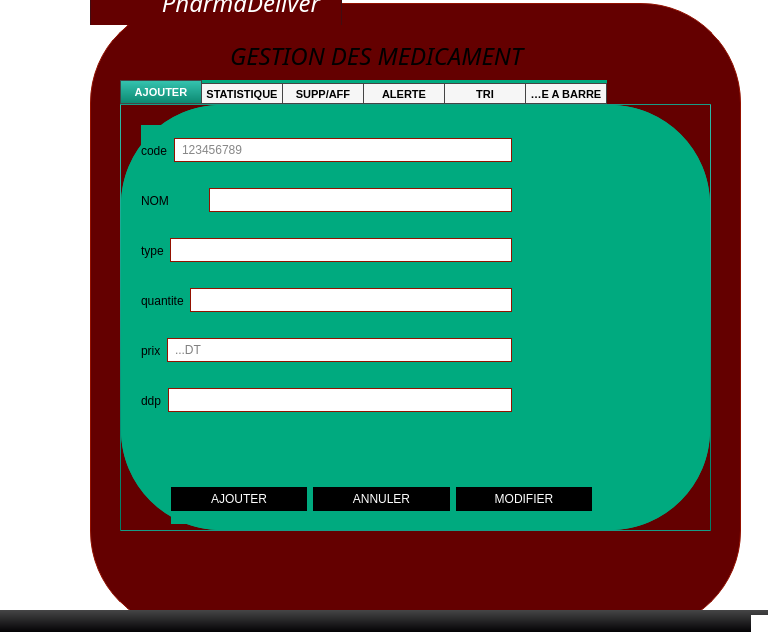
This is mainwindow.ui in charfaaa/gestionmedicament as Qt 5 draws it before an edit. The edited form follows.
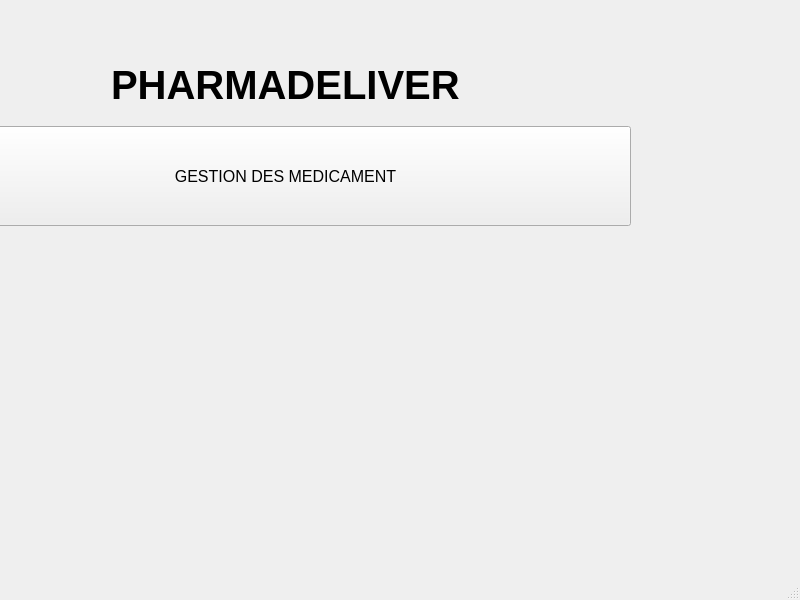
This is the edited form. The open tabs and pages were chosen to show the change. Icons and pictures are not drawn.

```diff
--- a/mainwindow.ui
+++ b/mainwindow.ui
@@ -9,1521 +9,81 @@
    <rect>
     <x>0</x>
     <y>0</y>
-    <width>768</width>
-    <height>632</height>
+    <width>800</width>
+    <height>600</height>
    </rect>
   </property>
-  <property name="sizeIncrement">
-   <size>
-    <width>0</width>
-    <height>2</height>
-   </size>
-  </property>
-  <property name="baseSize">
-   <size>
-    <width>100</width>
-    <height>200</height>
-   </size>
-  </property>
-  <property name="font">
-   <font>
-    <weight>50</weight>
-    <italic>true</italic>
-    <bold>false</bold>
-   </font>
-  </property>
-  <property name="mouseTracking">
-   <bool>false</bool>
-  </property>
-  <property name="tabletTracking">
-   <bool>false</bool>
-  </property>
-  <property name="acceptDrops">
-   <bool>false</bool>
-  </property>
   <property name="windowTitle">
-   <string>gestion medicament</string>
-  </property>
-  <property name="layoutDirection">
-   <enum>Qt::LeftToRight</enum>
-  </property>
-  <property name="styleSheet">
-   <string notr="true">#label{
-color: rgb(0, 0, 0);
-}
-/*-----QTabWidget-----*/
-QTabBar::tab 
-{
-	font-size: 8pt;
-	font-weight: bold;
-	width: 80px;
-    border: 1px solid #444;
-    padding-top: 3px;
-    padding-bottom: 2px;
-    margin-right: -1px;
-
-}
-
-QTabWidget::pane 
-{
-    border: 1px solid qlineargradient(spread:repeat, x1:1, y1:0, x2:1, y2:1, stop:0 rgba(44, 187, 167, 255),stop:1 rgba(1, 125, 101, 255));;
-
-}
-
-QTabBar::tab:last
-{
-    margin-right: 0; 
-
-}
-
-QTabBar::tab:first:!selected
-{
-	margin-left: 0px; 
-
-}
-
-QTabBar::tab:!selected
-{
-    color: #000;
-    margin-top: 3px;
-    background-color: #f6f6f6;
-
-}
-
-QTabBar::tab:selected
-{
-	background-color: qlineargradient(spread:repeat, x1:1, y1:0, x2:1, y2:1, stop:0 rgba(54, 197, 177, 255),stop:1 rgba(11, 135, 111, 255));
-	color: #fff;
-
-}
-
-QTabBar::tab:!selected:hover
-{
-    background-color: qlineargradient(spread:repeat, x1:1, y1:0, x2:1, y2:1, stop:0 rgba(44, 187, 167, 255),stop:1 rgba(1, 125, 101, 255));
-
-}
-/*-----QWidget-----*/
-QWidget
-{
-	background-color: white;
-	color: #fff;
-	selection-background-color: #aa7e82;
-	selection-color: #000;
-
-}
-
-
-/*-----QLabel-----*/
-QLabel
-{
-	background-color: transparent;
-	color: black;
-
-}
-
-
-/*-----QMenuBar-----*/
-QMenuBar 
-{
-	background-color: qlineargradient(spread:repeat, x1:1, y1:0, x2:1, y2:1, stop:0 rgba(70, 70, 70, 255),stop:1 rgba(3, 2, 5, 255));
-	color: #fff;
-
-}
-
-
-QMenuBar::item 
-{
-	background-color: transparent;
-	border-left: 1px solid gray;
-	padding: 5px;
-	padding-left: 15px;
-	padding-right: 15px;
-
-}
-
-
-QMenuBar::item:selected 
-{
-	background-color: #af272e;
-	border: 1px solid #8f1e28;
-	color: #fff;
-
-}
-
-
-QMenuBar::item:pressed 
-{
-	background-color: #6e181c;
-	border: 1px solid #6e181c;
-	color: #fff;
-
-}
-
-
-/*-----QMenu-----*/
-QMenu
-{
-    background-color: #e8d9d7;
-    border: 1px solid #4a5157;
-	color: #000;
-
-}
-
-
-QMenu::item
-{
-    background-color: transparent;
-    padding: 2px 20px 2px 20px;
-	min-width: 100px;
-
-}
-
-
-QMenu::separator
-{
-   	background-color: #6e181c;
-	height: 1px;
-
-}
-
-
-QMenu::item:disabled
-{
-    color: #555;
-    background-color: transparent;
-    padding: 2px 20px 2px 20px;
-
-}
-
-
-QMenu::item:selected
-{
-	background-color: #ab7f83;
-	border: 1px solid #ab7f83;
-	color: #fff;
-
-}
-
-
-/*-----QPushButton-----*/
-QPushButton
-{
-	background-color: #6384ff;
-	color: #fff;
-	border: none;
-	min-width: 80px;
-	padding: 5px;
-
-}
-
-
-QPushButton::flat
-{
-	background-color: transparent;
-	border: none;
-	color: #000;
-
-}
-
-
-QPushButton::disabled
-{
-	background-color: #606060;
-	color: #959595;
-	border: none;
-
-}
-
-
-QPushButton::hover
-{
-	background-color: #718fff;
-	border: 1px solid #718fff;
-
-}
-
-
-QPushButton::pressed
-{
-	background-color: #446cff;
-	border: 1px solid #446cff;
-
-}
-
-
-QPushButton::checked
-{
-	background-color: #3761ff;
-	border: 1px solid #3761ff;
-
-}
-
-
-/*-----QLineEdit-----*/
-QLineEdit
-{
-	background-color: #e8d9d7;
-	color : #000;
-	border: 1px solid #1d1d1d;
-	padding: 3px;
-	padding-left: 5px;
-
-}
-
-
-/*-----QPlainTExtEdit-----*/
-QPlainTextEdit
-{
-	background-color: #e8d9d7;
-	color : #000;
-	border: 1px solid #1d1d1d;
-	padding: 3px;
-	padding-left: 5px;
-
-}
-
-
-/*-----QToolBox-----*/
-QToolBox
-{
-	background-color: transparent;
-	border: 1px solid #410d12;
-
-}
-
-
-QToolBox::tab
-{
-	background-color: #640000;
-	border: 1px solid #640000;
-
-}
-
-
-QToolBox::tab:hover
-{
-	background-color: #640000;
-	border: 1px solid #1d1d1d;
-
-}
-
-
-/*-----QComboBox-----*/
-QComboBox
-{
-    background-color: qlineargradient(spread:repeat, x1:1, y1:0, x2:1, y2:1, stop:0 rgba(70, 70, 70, 255),stop:1 rgba(3, 2, 5, 255));
-    padding-left: 6px;
-	border: 1px solid #1d1d1d;
-    color: #fff;
-    height: 20px;
-
-}
-
-
-QComboBox::disabled
-{
-	background-color: #404040;
-	color: #656565;
-	border-color: #051a39;
-
-}
-
-
-QComboBox:on
-{
-    background-color: #4a5157;
-	color: #fff;
-
-}
-
-
-QComboBox QAbstractItemView
-{
-    background-color: #e8d9d7;
-    color: #000;
-    selection-background-color: #aa7e82;
-	selection-color: #fff;
-    outline: 0;
-
-}
-
-
-QComboBox::drop-down
-{
-	background-color: #4a5157;
-    subcontrol-origin: padding;
-    subcontrol-position: top right;
-    width: 15px;
-
-}
-
-
-QComboBox::down-arrow
-{
-    image: url(://arrow-down.png);
-    width: 8px;
-    height: 8px;
-
-}
-
-
-/*-----QDoubleSpinBox &amp; QCalendarWidget-----*/
-QDoubleSpinBox,
-QCalendarWidget QSpinBox 
-{
-	background-color: qlineargradient(spread:repeat, x1:1, y1:0, x2:1, y2:1, stop:0 rgba(70, 70, 70, 255),stop:1 rgba(3, 2, 5, 255));
-	color : #fff;
-	border: 1px solid #1d1d1d;
-	padding: 3px;
-	padding-left: 5px;
-
-}
-
-
-QDoubleSpinBox::up-button, 
-QCalendarWidget QSpinBox::up-button
-{
-	background-color: #4a5157;
-    width: 16px; 
-    border-width: 1px;
-	border-color: #1d1d1d;
-
-}
-
-
-QDoubleSpinBox::up-button:hover, 
-QCalendarWidget QSpinBox::up-button:hover
-{
-	background-color: #585858;
-
-}
-
-
-QDoubleSpinBox::up-button:pressed, 
-QCalendarWidget QSpinBox::up-button:pressed
-{
-	background-color: #252525;
-    width: 16px; 
-    border-width: 1px;
-
-}
-
-
-QDoubleSpinBox::up-arrow,
-QCalendarWidget QSpinBox::up-arrow
-{
-    image: url(://arrow-up.png);
-    width: 7px;
-    height: 7px;
-
-}
-
-
-QDoubleSpinBox::down-button, 
-QCalendarWidget QSpinBox::down-button
-{
-	background-color: #4a5157;
-    width: 16px; 
-    border-width: 1px;
-	border-color: #1d1d1d;
-
-}
-
-
-QDoubleSpinBox::down-button:hover, 
-QCalendarWidget QSpinBox::down-button:hover
-{
-	background-color: #585858;
-
-}
-
-
-QDoubleSpinBox::down-button:pressed, 
-QCalendarWidget QSpinBox::down-button:pressed
-{
-	background-color: #252525;
-    width: 16px; 
-    border-width: 1px;
-
-}
-
-
-QDoubleSpinBox::down-arrow,
-QCalendarWidget QSpinBox::down-arrow
-{
-    image: url(://arrow-down.png);
-    width: 7px;
-    height: 7px;
-
-}
-
-
-/*-----QGroupBox-----*/
-QGroupBox 
-{
-	background-color: #640000;
-    border: 1px solid;
-    border-color: #410d12;
-    margin-top: 23px;
-
-}
-
-
-QGroupBox::title  
-{
-    background-color: #640000;
-    color: #fff;
-	subcontrol-position: top left;
-    subcontrol-origin: margin;
-    padding: 5px;
-	min-width: 100px;
-	border: 1px solid #410d12;
-	border-bottom: none;
-
-}
-
-
-/*-----QHeaderView-----*/
-QHeaderView::section
-{
-    background-color: qlineargradient(spread:repeat, x1:1, y1:0, x2:1, y2:1, stop:0 rgba(70, 70, 70, 255),stop:1 rgba(3, 2, 5, 255));
-	border-top: 0px solid gray;
-	border-bottom: 0px solid gray;
-	border-right: 1px solid gray;
-	border-left: 0px solid gray;
-    color: #fff;
-	padding: 4px;
-	
-}
-
-
-QHeaderView::section:disabled
-{
-    background-color: #525251;
-    color: #656565;
-
-}
-
-
-QHeaderView::section::vertical::first,
-QHeaderView::section::vertical::only-one
-{
-    border-left: 1px solid #003333;
-
-}
-
-
-QHeaderView::section::vertical
-{
-    border-left: 1px solid #003333;
-}
-
-
-QHeaderView::section::horizontal::first,
-QHeaderView::section::horizontal::only-one
-{
-    border-left: 1px solid #003333;
-
-}
-
-
-QHeaderView::section::horizontal
-{
-    border-left: 1px solid #003333;
-
-}
-
-
-/*-----QCalendarWidget-----*/
-QCalendarWidget QMenu 
-{
-	width: 100px;
-	left: 20px;
-	color: #fff;
-
-}
-
-
-QCalendarWidget QWidget 
-{ 
-	alternate-background-color: #1d1d1d; 
-	border: 1px solid #410d12;
-	color: #000;
-
-}
-
-
-QCalendarWidget QAbstractItemView:enabled 
-{
-	color: #fff;  
-	background-color: #1d1d1d;
-	selection-background-color: #8f1e28; 
-	selection-color: #fff; 
-
-}
-
-
-QCalendarWidget QAbstractItemView:disabled 
-{ 
-	color: #404040; 
-
-}
-
-
-/*-----QTreeWidget-----*/
-QTreeView
-{
-	show-decoration-selected: 0;
-	alternate-background-color: transparent;
-	background-color: #e8d9d7;
-   	border: 1px solid #410d12;
-	color: #000;
-	font: 8pt;
-
-}
-
-
-QTreeView::item:selected
-{
-	color:#fff;
-	background-color: #af272e;
-	border-radius: 0px;
-
-}
-
-
-QTreeView::item:!selected:hover
-{
-    background-color: #ab7f83;
-    border: none;
-    color: white;
-
-}
-
-
-QTreeView::branch:has-children:!has-siblings:closed,
-QTreeView::branch:closed:has-children:has-siblings 
-{
-	image: url(://tree-closed.png);
-
-}
-
-
-QTreeView::branch:open:has-children:!has-siblings,
-QTreeView::branch:open:has-children:has-siblings  
-{
-	image: url(://tree-open.png);
-
-}
-
-
-/*-----QListView-----*/
-QListView 
-{
-	background-color: #e8d9d7;
-	alternate-background-color: transparent;
-    border : none;
-    color: #000;
-    show-decoration-selected: 1; 
-    outline: 0;
-   	border: 1px solid #410d12;
-
-}
-
-
-QListView::disabled 
-{
-	background-color: #656565;
-	color: #1b1b1b;
-    border: 1px solid #656565;
-
-}
-
-
-QListView::item 
-{
-	background-color: transparent;
-    padding: 1px;
-
-}
-
-
-QListView::item:selected 
-{
-	background-color: #af272e;
-	border: 1px solid #af272e;
-	color: #fff;
-
-}
-
-
-QListView::item:selected:!active 
-{
-	background-color: #af272e;
-	border: 1px solid #af272e;
-	color: #fff;
-
-}
-
-
-QListView::item:selected:active 
-{
-	background-color: #af272e;
-	border: 1px solid #af272e;
-	color: #fff;
-
-}
-
-
-QListView::item:hover {
-    background-color: #ab7f83;
-    border: none;
-    color: #000;
-
-}
-
-
-/*-----QCheckBox-----*/
-QCheckBox
-{
-	background-color: transparent;
-    color: #fff;
-	border: none;
-
-}
-
-
-QCheckBox::indicator
-{
-    background-color: lightgray;
-    border: 1px solid #000;
-    width: 12px;
-    height: 12px;
-
-}
-
-
-QCheckBox::indicator:checked
-{
-    image:url(&quot;./ressources/check.png&quot;);
-	background-color: #cd70ff;
-    border: 1px solid #3a546e;
-
-}
-
-
-QCheckBox::indicator:unchecked:hover
-{
-	border: 1px solid #46a2da; 
-
-}
-
-
-QCheckBox::disabled
-{
-	color: #656565;
-
-}
-
-
-QCheckBox::indicator:disabled
-{
-	background-color: #656565;
-	color: #656565;
-    border: 1px solid #656565;
-
-}
-
-
-/*-----QRadioButton-----*/
-QRadioButton 
-{
-	color: #fff;
-	background-color: transparent;
-
-}
-
-
-QRadioButton::indicator::unchecked:hover 
-{
-	background-color: #d3d3d3;
-	border: 2px solid #462657;
-	border-radius: 6px;
-}
-
-
-QRadioButton::indicator::checked 
-{
-	border: 2px solid #462657;
-	border-radius: 6px;
-	background-color: #cd70ff;  
-	width: 9px; 
-	height: 9px; 
-
-}
-
-
-/*-----QScrollBar-----*/
-QScrollBar:vertical 
-{
-   border: none;
-   width: 12px;
-
-}
-
-
-QScrollBar::handle:vertical 
-{
-   border: none;
-   background-color: qlineargradient(spread:repeat, x1:1, y1:0, x2:1, y2:1, stop:0 rgba(70, 70, 70, 255),stop:1 rgba(3, 2, 5, 255));
-   min-height: 80px;
-   width : 12px;
-
-}
-
-
-QScrollBar::handle:vertical:pressed
-{
-   background-color: qlineargradient(spread:repeat, x1:1, y1:0, x2:1, y2:1, stop:0 rgba(102, 40, 40, 255),stop:0.480769 rgba(64, 19, 19, 255),stop:1 rgba(58, 0, 0, 255));
-
-}
-
-
-QScrollBar::add-line:vertical
-{
-   border: none;
-   background: transparent;
-   height: 0px;
-   subcontrol-position: bottom;
-   subcontrol-origin: margin;
-
-}
-
-
-QScrollBar::add-line:vertical:hover 
-{
-   background-color: transparent;
-
-}
-
-
-QScrollBar::add-line:vertical:pressed 
-{
-   background-color: #3f3f3f;
-
-}
-
-
-QScrollBar::sub-line:vertical
-{
-   border: none;
-   background: transparent;
-   height: 0px;
-
-}
-
-
-QScrollBar::sub-line:vertical:hover 
-{
-   background-color: transparent;
-
-}
-
-
-QScrollBar::sub-line:vertical:pressed 
-{
-   background-color: #3f3f3f;
-
-}
-
-
-QScrollBar::up-arrow:vertical
-{
-   width: 0px;
-   height: 0px;
-   background: transparent;
-
-}
-
-
-QScrollBar::down-arrow:vertical 
-{
-   width: 0px;
-   height: 0px;
-   background: transparent;
-
-}
-
-
-QScrollBar::add-page:vertical, QScrollBar::sub-page:vertical
-{
-   background-color: #e8d9d7;
-	
-}
-
-
-QScrollBar:horizontal 
-{
-   border: none;
-   height: 12px;
-
-}
-
-
-QScrollBar::handle:horizontal 
-{
-   border: none;
-   border-radius : 0px;
-   background-color: qlineargradient(spread:repeat, x1:1, y1:0, x2:1, y2:1, stop:0 rgba(70, 70, 70, 255),stop:1 rgba(3, 2, 5, 255));
-   min-height: 80px;
-   height : 12px;
-
-}
-
-
-QScrollBar::handle:horizontal:pressed
-{
-   background-color: qlineargradient(spread:repeat, x1:1, y1:0, x2:1, y2:1, stop:0 rgba(102, 40, 40, 255),stop:0.480769 rgba(64, 19, 19, 255),stop:1 rgba(58, 0, 0, 255)); 
-
-}
-
-
-QScrollBar::add-line:horizontal
-{
-   border: none;
-   background: transparent;
-   height: 0px;
-   subcontrol-position: bottom;
-   subcontrol-origin: margin;
-
-}
-
-
-QScrollBar::add-line:horizontal:hover 
-{
-   background-color: transparent;
-
-}
-
-
-QScrollBar::add-line:horizontal:pressed 
-{
-   background-color: #3f3f3f;
-
-}
-
-
-QScrollBar::sub-line:horizontal
-{
-   border: none;
-   background: transparent;
-   height: 0px;
-
-}
-
-
-QScrollBar::sub-line:horizontal:hover 
-{
-   background-color: transparent;
-
-}
-
-
-QScrollBar::sub-line:horizontal:pressed 
-{
-   background-color: #3f3f3f;
-
-}
-
-
-QScrollBar::up-arrow:horizontal
-{
-   width: 0px;
-   height: 0px;
-   background: transparent;
-
-}
-
-
-QScrollBar::down-arrow:horizontal 
-{
-   width: 0px;
-   height: 0px;
-   background: transparent;
-
-}
-
-
-QScrollBar::add-page:horizontal, QScrollBar::sub-page:horizontal
-{
-   background-color: #e8d9d7;
-	
-}
-
-
-/*-----QProgressBar-----*/
-QProgressBar
-{
-	border: 1px solid #410d12;
-    text-align: center;
-	color: #000;
-	font-weight: bold;
-
-}
-
-
-QProgressBar::chunk
-{
-    background-color: #cd70ff;
-    margin: 0.5px;
-
-}
-
-
-/*-----QStatusBar-----*/
-QStatusBar
-{
-	background-color: qlineargradient(spread:repeat, x1:1, y1:0, x2:1, y2:1, stop:0 rgba(70, 70, 70, 255),stop:1 rgba(3, 2, 5, 255));
-	color: #ffffff;
-	border-color: #051a39;
-
-}
-
-
-/*-----QSizeGrip-----*/
-QSizeGrip 
-{
-	background-color: image(&quot;./ressources/sizegrip.png&quot;); /*To replace*/
-	border: none;
-
-}</string>
-  </property>
-  <property name="toolButtonStyle">
-   <enum>Qt::ToolButtonTextBesideIcon</enum>
+   <string>MainWindow</string>
   </property>
   <widget class="QWidget" name="centralwidget">
-   <widget class="QTabWidget" name="tabWidget">
+   <widget class="QWidget" name="verticalLayoutWidget">
     <property name="geometry">
      <rect>
-      <x>120</x>
-      <y>80</y>
-      <width>591</width>
-      <height>451</height>
+      <x>-60</x>
+      <y>50</y>
+      <width>691</width>
+      <height>206</height>
      </rect>
     </property>
-    <property name="layoutDirection">
-     <enum>Qt::LeftToRight</enum>
-    </property>
-    <property name="styleSheet">
-     <string notr="true">background: qradialgradient(
-cx: 0.4, cy: -0.7, fx: 0.3, fy: -0.4,
-radius: 1.35, stop: 0 #14148c, stop: 1 #33333333
-);
-border-radius: 100px;
-
-border-color: rgb(148, 17, 0);
-gridline-color: rgb(148, 17, 0);
-background-color: rgb(0, 170, 127);</string>
-    </property>
-    <property name="currentIndex">
-     <number>2</number>
-    </property>
-    <property name="elideMode">
-     <enum>Qt::ElideLeft</enum>
-    </property>
-    <property name="tabsClosable">
-     <bool>false</bool>
-    </property>
-    <property name="movable">
-     <bool>true</bool>
-    </property>
-    <property name="tabBarAutoHide">
-     <bool>false</bool>
-    </property>
-    <widget class="QWidget" name="tab">
-     <attribute name="title">
-      <string>AJOUTER</string>
-     </attribute>
-     <widget class="QWidget" name="horizontalLayoutWidget">
-      <property name="geometry">
-       <rect>
-        <x>20</x>
-        <y>20</y>
-        <width>371</width>
-        <height>51</height>
-       </rect>
-      </property>
-      <layout class="QHBoxLayout" name="horizontalLayout">
-       <item>
-        <widget class="QLabel" name="label">
-         <property name="styleSheet">
-          <string notr="true"/>
-         </property>
-         <property name="text">
-          <string>code</string>
-         </property>
-        </widget>
-       </item>
-       <item>
-        <widget class="QLineEdit" name="lineEdit">
-         <property name="styleSheet">
-          <string notr="true">color: rgb(13, 13, 13);
-background-color: rgb(255, 255, 255);</string>
-         </property>
-         <property name="placeholderText">
-          <string>123456789</string>
-         </property>
-        </widget>
-       </item>
-      </layout>
-     </widget>
-     <widget class="QWidget" name="horizontalLayoutWidget_2">
-      <property name="geometry">
-       <rect>
-        <x>20</x>
-        <y>70</y>
-        <width>371</width>
-        <height>51</height>
-       </rect>
-      </property>
+    <layout class="QVBoxLayout" name="verticalLayout" stretch="1,2">
+     <item alignment="Qt::AlignHCenter|Qt::AlignVCenter">
+      <widget class="QWidget" name="horizontalWidget" native="true">
+       <layout class="QHBoxLayout" name="horizontalLayout">
+        <item>
+         <widget class="QLabel" name="label">
+          <property name="font">
+           <font>
+            <pointsize>30</pointsize>
+            <weight>75</weight>
+            <bold>true</bold>
+           </font>
+          </property>
+          <property name="text">
+           <string>PHARMADELIVER</string>
+          </property>
+         </widget>
+        </item>
+       </layout>
+      </widget>
+     </item>
+     <item>
       <layout class="QHBoxLayout" name="horizontalLayout_2">
-       <item>
-        <widget class="QLabel" name="label_2">
-         <property name="styleSheet">
-          <string notr="true"/>
-         </property>
-         <property name="text">
-          <string>NOM          </string>
-         </property>
-        </widget>
-       </item>
-       <item>
-        <widget class="QLineEdit" name="lineEdit_2">
-         <property name="styleSheet">
-          <string notr="true">color: rgb(13, 13, 13);
-background-color: rgb(255, 255, 255);
-</string>
-         </property>
-         <property name="placeholderText">
-          <string/>
-         </property>
-        </widget>
-       </item>
-      </layout>
-     </widget>
-     <widget class="QWidget" name="horizontalLayoutWidget_3">
-      <property name="geometry">
-       <rect>
-        <x>20</x>
-        <y>120</y>
-        <width>371</width>
-        <height>51</height>
-       </rect>
-      </property>
-      <layout class="QHBoxLayout" name="horizontalLayout_3">
-       <item>
-        <widget class="QLabel" name="label_3">
-         <property name="text">
-          <string>type</string>
-         </property>
-        </widget>
-       </item>
-       <item>
-        <widget class="QLineEdit" name="lineEdit_3">
-         <property name="styleSheet">
-          <string notr="true">background-color: rgb(255, 255, 255);
-</string>
-         </property>
-        </widget>
-       </item>
-      </layout>
-     </widget>
-     <widget class="QWidget" name="horizontalLayoutWidget_4">
-      <property name="geometry">
-       <rect>
-        <x>20</x>
-        <y>170</y>
-        <width>371</width>
-        <height>51</height>
-       </rect>
-      </property>
-      <layout class="QHBoxLayout" name="horizontalLayout_4">
-       <item>
-        <widget class="QLabel" name="label_4">
-         <property name="text">
-          <string>quantite</string>
-         </property>
-        </widget>
-       </item>
-       <item>
-        <widget class="QLineEdit" name="lineEdit_4">
-         <property name="styleSheet">
-          <string notr="true">background-color: rgb(255, 255, 255);
-</string>
-         </property>
-        </widget>
-       </item>
-      </layout>
-     </widget>
-     <widget class="QWidget" name="horizontalLayoutWidget_5">
-      <property name="geometry">
-       <rect>
-        <x>20</x>
-        <y>220</y>
-        <width>371</width>
-        <height>51</height>
-       </rect>
-      </property>
-      <layout class="QHBoxLayout" name="horizontalLayout_5">
-       <item>
-        <widget class="QLabel" name="label_adresse">
-         <property name="text">
-          <string>prix</string>
-         </property>
-        </widget>
-       </item>
-       <item>
-        <widget class="QLineEdit" name="lineEdit_5">
-         <property name="styleSheet">
-          <string notr="true">background-color: rgb(255, 255, 255);
-</string>
-         </property>
-         <property name="placeholderText">
-          <string>...DT</string>
-         </property>
-        </widget>
-       </item>
-      </layout>
-     </widget>
-     <widget class="QWidget" name="horizontalLayoutWidget_6">
-      <property name="geometry">
-       <rect>
-        <x>20</x>
-        <y>270</y>
-        <width>371</width>
-        <height>51</height>
-       </rect>
-      </property>
-      <layout class="QHBoxLayout" name="horizontalLayout_6">
-       <item>
-        <widget class="QLabel" name="label_6">
-         <property name="text">
-          <string>ddp</string>
-         </property>
-        </widget>
-       </item>
-       <item>
-        <widget class="QLineEdit" name="lineEdit_6">
-         <property name="styleSheet">
-          <string notr="true">background-color: rgb(255, 255, 255);
-</string>
-         </property>
-         <property name="placeholderText">
-          <string/>
-         </property>
-        </widget>
-       </item>
-      </layout>
-     </widget>
-     <widget class="QWidget" name="horizontalLayoutWidget_9">
-      <property name="geometry">
-       <rect>
-        <x>50</x>
-        <y>370</y>
-        <width>421</width>
-        <height>49</height>
-       </rect>
-      </property>
-      <layout class="QHBoxLayout" name="horizontalLayout_9">
-       <item>
-        <widget class="QPushButton" name="pushButton_ajouter">
-         <property name="styleSheet">
-          <string notr="true">background-color: rgb(0, 0, 0);</string>
-         </property>
-         <property name="text">
-          <string>AJOUTER</string>
-         </property>
-        </widget>
-       </item>
-       <item>
-        <widget class="QPushButton" name="pushButton">
-         <property name="styleSheet">
-          <string notr="true">background-color: rgb(0, 0, 0);</string>
-         </property>
-         <property name="text">
-          <string>ANNULER</string>
-         </property>
-        </widget>
-       </item>
+       <property name="bottomMargin">
+        <number>30</number>
+       </property>
        <item>
         <widget class="QPushButton" name="pushButton_2">
-         <property name="styleSheet">
-          <string notr="true">background-color: rgb(0, 0, 0);</string>
+         <property name="minimumSize">
+          <size>
+           <width>0</width>
+           <height>100</height>
+          </size>
+         </property>
+         <property name="font">
+          <font>
+           <pointsize>12</pointsize>
+          </font>
          </property>
          <property name="text">
-          <string>MODIFIER</string>
+          <string>GESTION DES MEDICAMENT</string>
          </property>
         </widget>
        </item>
       </layout>
-     </widget>
-    </widget>
-    <widget class="QWidget" name="tab_2">
-     <attribute name="title">
-      <string>STATISTIQUE</string>
-     </attribute>
-     <widget class="QPushButton" name="pushButton_3">
-      <property name="geometry">
-       <rect>
-        <x>90</x>
-        <y>220</y>
-        <width>391</width>
-        <height>23</height>
-       </rect>
-      </property>
-      <property name="styleSheet">
-       <string notr="true">background-color: rgb(0, 0, 0);</string>
-      </property>
-      <property name="text">
-       <string>PDF</string>
-      </property>
-     </widget>
-     <widget class="QPushButton" name="pushButton_4">
-      <property name="geometry">
-       <rect>
-        <x>90</x>
-        <y>150</y>
-        <width>391</width>
-        <height>23</height>
-       </rect>
-      </property>
-      <property name="styleSheet">
-       <string notr="true">background-color: rgb(0, 0, 0);</string>
-      </property>
-      <property name="text">
-       <string>STATISTIQUES</string>
-      </property>
-     </widget>
-     <widget class="QToolButton" name="toolButton">
-      <property name="geometry">
-       <rect>
-        <x>160</x>
-        <y>60</y>
-        <width>251</width>
-        <height>21</height>
-       </rect>
-      </property>
-      <property name="styleSheet">
-       <string notr="true">color: rgb(0, 0, 0);</string>
-      </property>
-      <property name="text">
-       <string>entrer le code</string>
-      </property>
-      <property name="checkable">
-       <bool>false</bool>
-      </property>
-     </widget>
-     <widget class="QLineEdit" name="lineEdit_8">
-      <property name="geometry">
-       <rect>
-        <x>170</x>
-        <y>90</y>
-        <width>221</width>
-        <height>20</height>
-       </rect>
-      </property>
-      <property name="styleSheet">
-       <string notr="true">background-color: rgb(255, 255, 255);
-</string>
-      </property>
-      <property name="placeholderText">
-       <string>                   code medicament</string>
-      </property>
-     </widget>
-    </widget>
-    <widget class="QWidget" name="tab_4">
-     <attribute name="title">
-      <string>SUPP/AFF</string>
-     </attribute>
-     <widget class="QTableView" name="tableView">
-      <property name="geometry">
-       <rect>
-        <x>20</x>
-        <y>220</y>
-        <width>561</width>
-        <height>192</height>
-       </rect>
-      </property>
-      <property name="styleSheet">
-       <string notr="true">color: rgb(0, 0, 0);</string>
-      </property>
-     </widget>
-     <widget class="QLabel" name="label_8">
-      <property name="geometry">
-       <rect>
-        <x>20</x>
-        <y>170</y>
-        <width>371</width>
-        <height>41</height>
-       </rect>
-      </property>
-      <property name="font">
-       <font>
-        <family>Cambria</family>
-        <pointsize>12</pointsize>
-       </font>
-      </property>
-      <property name="text">
-       <string>liste des medicaments</string>
-      </property>
-     </widget>
-     <widget class="QPushButton" name="pushButton_supp">
-      <property name="geometry">
-       <rect>
-        <x>340</x>
-        <y>130</y>
-        <width>151</width>
-        <height>24</height>
-       </rect>
-      </property>
-      <property name="styleSheet">
-       <string notr="true">background-color: rgb(0, 0, 0);</string>
-      </property>
-      <property name="text">
-       <string>SUPPRIMER</string>
-      </property>
-     </widget>
-     <widget class="QLabel" name="label_5">
-      <property name="geometry">
-       <rect>
-        <x>10</x>
-        <y>80</y>
-        <width>479</width>
-        <height>31</height>
-       </rect>
-      </property>
-      <property name="font">
-       <font>
-        <family>Copperplate Gothic Bold</family>
-        <pointsize>11</pointsize>
-       </font>
-      </property>
-      <property name="text">
-       <string>Entrer Le code </string>
-      </property>
-     </widget>
-     <widget class="QLineEdit" name="lineEdit_9">
-      <property name="geometry">
-       <rect>
-        <x>190</x>
-        <y>80</y>
-        <width>321</width>
-        <height>24</height>
-       </rect>
-      </property>
-      <property name="styleSheet">
-       <string notr="true">background-color: rgb(255, 255, 255);
-</string>
-      </property>
-     </widget>
-    </widget>
-    <widget class="QWidget" name="tab_3">
-     <attribute name="title">
-      <string>ALERTE</string>
-     </attribute>
-    </widget>
-    <widget class="QWidget" name="tab_5">
-     <attribute name="title">
-      <string>TRI</string>
-     </attribute>
-    </widget>
-    <widget class="QWidget" name="tab_6">
-     <attribute name="title">
-      <string>CODE A BARRE</string>
-     </attribute>
-    </widget>
+     </item>
+    </layout>
    </widget>
-   <widget class="QGroupBox" name="groupBox_2">
-    <property name="geometry">
-     <rect>
-      <x>90</x>
-      <y>-20</y>
-      <width>651</width>
-      <height>651</height>
-     </rect>
-    </property>
-    <property name="font">
-     <font>
-      <family>Apple Chancery</family>
-      <pointsize>18</pointsize>
-      <weight>50</weight>
-      <italic>true</italic>
-      <bold>false</bold>
-     </font>
-    </property>
-    <property name="styleSheet">
-     <string notr="true">background: qradialgradient(
-cx: 0.4, cy: -0.7, fx: 0.3, fy: -0.4,
-rgb(0, 0, 127);
-radius: 1.35, stop: 0 #14148c, stop: 1 #33333333
-);font: italic 18pt &quot;Apple Chancery&quot;;
-border-radius: 100px;
-
-border-color: rgb(148, 17, 0);
-gridline-color: rgb(148, 17, 0);</string>
-    </property>
-    <property name="title">
-     <string>          PharmaDeliver  </string>
-    </property>
-    <widget class="QLabel" name="label_7">
-     <property name="geometry">
-      <rect>
-       <x>140</x>
-       <y>60</y>
-       <width>361</width>
-       <height>31</height>
-      </rect>
-     </property>
-     <property name="font">
-      <font>
-       <family>Apple Chancery</family>
-       <pointsize>18</pointsize>
-       <weight>50</weight>
-       <italic>true</italic>
-       <bold>false</bold>
-      </font>
-     </property>
-     <property name="styleSheet">
-      <string notr="true">background: qradialgradient(
-cx: 0.4, cy: -0.7, fx: 0.3, fy: -0.4,
-radius: 1.35, stop: 0 #14148c, stop: 1 #33333333
-);font: italic 18pt &quot;Apple Chancery&quot;;
-border-radius: 100px;
-
-border-color: rgb(148, 17, 0);
-gridline-color: rgb(148, 17, 0);</string>
-     </property>
-     <property name="text">
-      <string>GESTION DES MEDICAMENT</string>
-     </property>
-    </widget>
-   </widget>
-   <widget class="QGroupBox" name="groupBox">
-    <property name="geometry">
-     <rect>
-      <x>120</x>
-      <y>90</y>
-      <width>591</width>
-      <height>441</height>
-     </rect>
-    </property>
-    <property name="title">
-     <string>GroupBox</string>
-    </property>
-   </widget>
-   <zorder>groupBox</zorder>
-   <zorder>groupBox_2</zorder>
-   <zorder>tabWidget</zorder>
+  </widget>
+  <widget class="QMenuBar" name="menubar">
+   <property name="geometry">
+    <rect>
+     <x>0</x>
+     <y>0</y>
+     <width>800</width>
+     <height>22</height>
+    </rect>
+   </property>
   </widget>
   <widget class="QStatusBar" name="statusbar"/>
  </widget>
```
Left out of the diff: 3 changed lines with no effect on the pictures.
